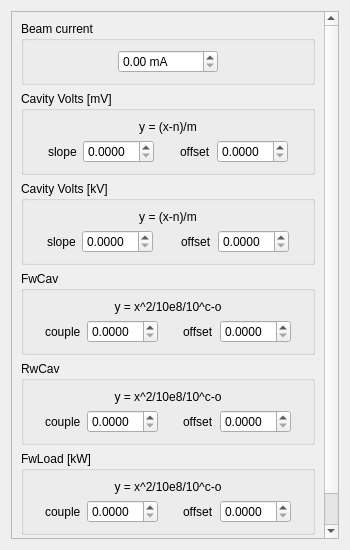
srgblnch/FastDataLoggerGUI, file src/widgets/ui/FacadeAdjustments.ui: the form before one commit.
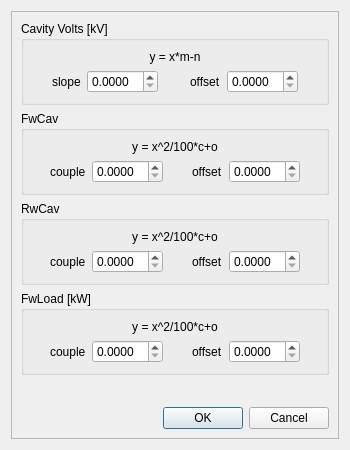
The form after the commit. Custom widgets are drawn as their Qt base class.

Commit message: remove (because it's unused) the CavVolt_mV. CavVolt_kV uses CavVolt (the amplitude from CavVolt_I and CavVolt_Q). remove from the facade adjustments the CavVolt_mV, and also the BeamCurrent that will be placed in the main window. new typo for file data transformation a 'newPhase()' and distinguish between these signals (Dephase,CavPhase,FwCavPhase) and the other loops fields. fix the linear and quadratic fits: correct formulas are y=x*m+n & y=x**2/100*c+o.

Diff of the .ui file:
```diff
--- a/src/widgets/ui/FacadeAdjustments.ui
+++ b/src/widgets/ui/FacadeAdjustments.ui
@@ -7,7 +7,7 @@
     <x>0</x>
     <y>0</y>
     <width>350</width>
-    <height>550</height>
+    <height>450</height>
    </rect>
   </property>
   <property name="windowTitle">
@@ -25,66 +25,18 @@
         <x>0</x>
         <y>0</y>
         <width>336</width>
-        <height>536</height>
+        <height>436</height>
        </rect>
       </property>
       <layout class="QGridLayout" name="gridLayout">
-       <item row="0" column="0">
-        <widget class="QGroupBox" name="beamCurrent">
-         <property name="title">
-          <string>Beam current</string>
-         </property>
-         <layout class="QHBoxLayout" name="horizontalLayout">
-          <item>
-           <spacer name="horizontalSpacer">
-            <property name="orientation">
-             <enum>Qt::Horizontal</enum>
-            </property>
-            <property name="sizeHint" stdset="0">
-             <size>
-              <width>40</width>
-              <height>20</height>
-             </size>
-            </property>
-           </spacer>
-          </item>
-          <item>
-           <widget class="QDoubleSpinBox" name="beamCurrentValue">
-            <property name="minimumSize">
-             <size>
-              <width>100</width>
-              <height>0</height>
-             </size>
-            </property>
-            <property name="suffix">
-             <string> mA</string>
-            </property>
-           </widget>
-          </item>
-          <item>
-           <spacer name="horizontalSpacer_2">
-            <property name="orientation">
-             <enum>Qt::Horizontal</enum>
-            </property>
-            <property name="sizeHint" stdset="0">
-             <size>
-              <width>40</width>
-              <height>20</height>
-             </size>
-            </property>
-           </spacer>
-          </item>
-         </layout>
-        </widget>
-       </item>
-       <item row="7" column="0">
+       <item row="5" column="0">
         <widget class="QDialogButtonBox" name="buttonBox">
          <property name="standardButtons">
           <set>QDialogButtonBox::Cancel|QDialogButtonBox::Ok</set>
          </property>
         </widget>
        </item>
-       <item row="2" column="0">
+       <item row="0" column="0">
         <widget class="QGroupBox" name="cavityVolts_kV">
          <property name="title">
           <string>Cavity Volts [kV]</string>
@@ -166,7 +118,7 @@
           <item row="0" column="1" colspan="5">
            <widget class="QLabel" name="cavityVolts_kV_Formula">
             <property name="text">
-             <string>y = (x-n)/m</string>
+             <string>y = x*m-n</string>
             </property>
             <property name="alignment">
              <set>Qt::AlignCenter</set>
@@ -176,7 +128,7 @@
          </layout>
         </widget>
        </item>
-       <item row="3" column="0">
+       <item row="1" column="0">
         <widget class="QGroupBox" name="FwCav">
          <property name="title">
           <string>FwCav</string>
@@ -258,7 +210,7 @@
           <item row="0" column="1" colspan="5">
            <widget class="QLabel" name="FwCavFormula">
             <property name="text">
-             <string>y = x^2/10e8/10^c-o</string>
+             <string>y = x^2/100*c+o</string>
             </property>
             <property name="alignment">
              <set>Qt::AlignCenter</set>
@@ -268,99 +220,7 @@
          </layout>
         </widget>
        </item>
-       <item row="1" column="0">
-        <widget class="QGroupBox" name="cavityVolts_mV">
-         <property name="title">
-          <string>Cavity Volts [mV]</string>
-         </property>
-         <layout class="QGridLayout" name="gridLayout_2">
-          <item row="1" column="6">
-           <spacer name="cavityVolts_mV_RightSpacer">
-            <property name="orientation">
-             <enum>Qt::Horizontal</enum>
-            </property>
-            <property name="sizeHint" stdset="0">
-             <size>
-              <width>40</width>
-              <height>20</height>
-             </size>
-            </property>
-           </spacer>
-          </item>
-          <item row="1" column="3">
-           <spacer name="cavityVolts_mV_CentralSpacer">
-            <property name="orientation">
-             <enum>Qt::Horizontal</enum>
-            </property>
-            <property name="sizeHint" stdset="0">
-             <size>
-              <width>40</width>
-              <height>20</height>
-             </size>
-            </property>
-           </spacer>
-          </item>
-          <item row="1" column="2">
-           <widget class="QDoubleSpinBox" name="cavityVolts_mV_MValue">
-            <property name="decimals">
-             <number>4</number>
-            </property>
-            <property name="singleStep">
-             <double>0.000100000000000</double>
-            </property>
-           </widget>
-          </item>
-          <item row="1" column="5">
-           <widget class="QDoubleSpinBox" name="cavityVolts_mV_NValue">
-            <property name="decimals">
-             <number>4</number>
-            </property>
-            <property name="singleStep">
-             <double>0.000100000000000</double>
-            </property>
-           </widget>
-          </item>
-          <item row="1" column="4">
-           <widget class="QLabel" name="cavityVolts_mV_NLabel">
-            <property name="text">
-             <string>offset</string>
-            </property>
-           </widget>
-          </item>
-          <item row="1" column="1">
-           <widget class="QLabel" name="cavityVolts_mV_MLabel">
-            <property name="text">
-             <string>slope</string>
-            </property>
-           </widget>
-          </item>
-          <item row="1" column="0">
-           <spacer name="cavityVolts_mV_LeftSpacer">
-            <property name="orientation">
-             <enum>Qt::Horizontal</enum>
-            </property>
-            <property name="sizeHint" stdset="0">
-             <size>
-              <width>40</width>
-              <height>20</height>
-             </size>
-            </property>
-           </spacer>
-          </item>
-          <item row="0" column="1" colspan="5">
-           <widget class="QLabel" name="cavityVolts_mV_Formula">
-            <property name="text">
-             <string>y = (x-n)/m</string>
-            </property>
-            <property name="alignment">
-             <set>Qt::AlignCenter</set>
-            </property>
-           </widget>
-          </item>
-         </layout>
-        </widget>
-       </item>
-       <item row="4" column="0">
+       <item row="2" column="0">
         <widget class="QGroupBox" name="RvCav">
          <property name="title">
           <string>RwCav</string>
@@ -442,7 +302,7 @@
           <item row="0" column="1" colspan="5">
            <widget class="QLabel" name="RvCavFormula">
             <property name="text">
-             <string>y = x^2/10e8/10^c-o</string>
+             <string>y = x^2/100*c+o</string>
             </property>
             <property name="alignment">
              <set>Qt::AlignCenter</set>
@@ -452,7 +312,7 @@
          </layout>
         </widget>
        </item>
-       <item row="5" column="0">
+       <item row="3" column="0">
         <widget class="QGroupBox" name="FwLoad">
          <property name="title">
           <string>FwLoad [kW]</string>
@@ -534,7 +394,7 @@
           <item row="0" column="1" colspan="5">
            <widget class="QLabel" name="FwLoadFormula">
             <property name="text">
-             <string>y = x^2/10e8/10^c-o</string>
+             <string>y = x^2/100*c+o</string>
             </property>
             <property name="alignment">
              <set>Qt::AlignCenter</set>
@@ -544,7 +404,7 @@
          </layout>
         </widget>
        </item>
-       <item row="6" column="0">
+       <item row="4" column="0">
         <spacer name="verticalSpacer">
          <property name="orientation">
           <enum>Qt::Vertical</enum>
```
Left out of the diff: 3 changed lines with no effect on the pictures. The commit also changes 6 other files.
